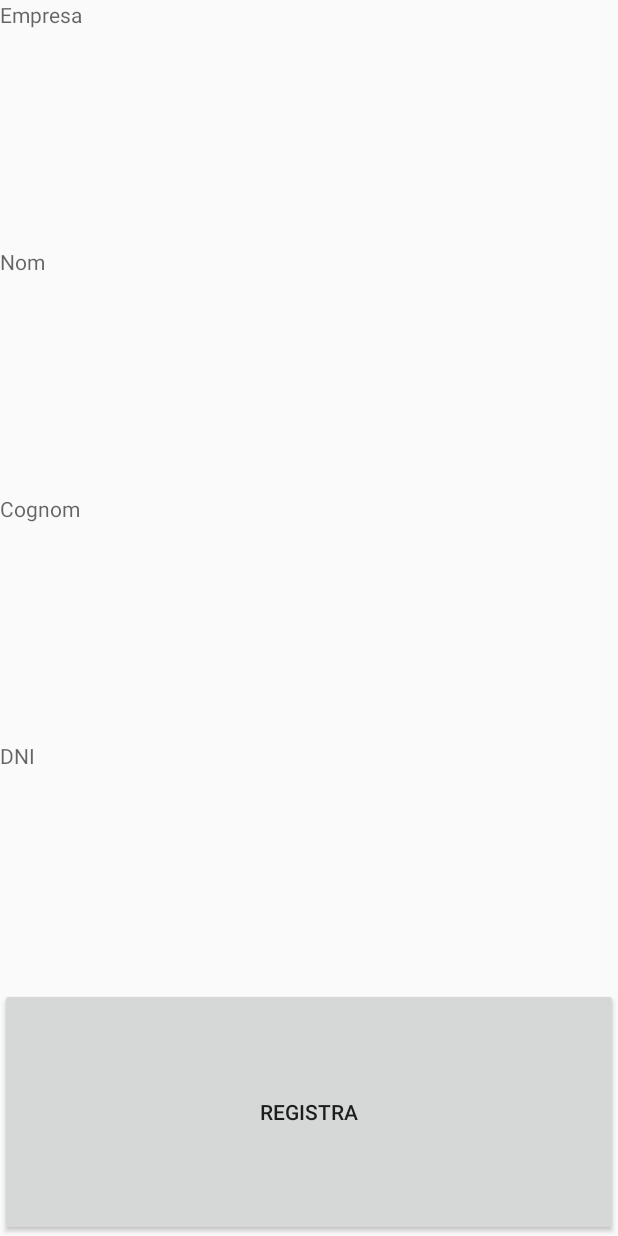
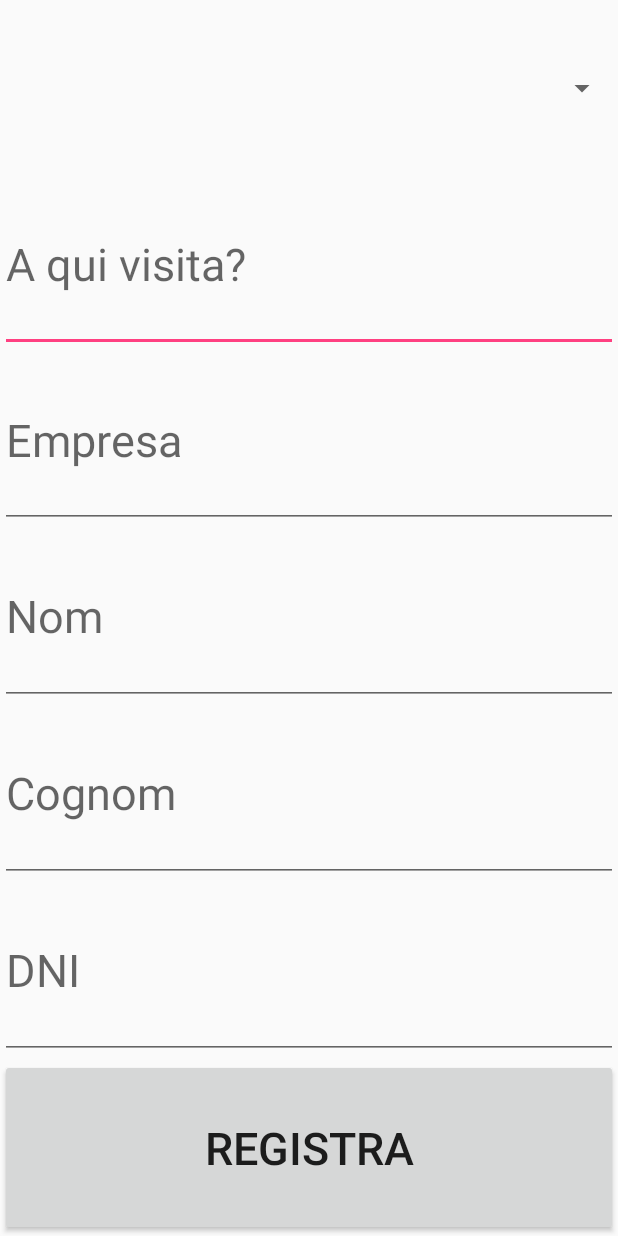
Before and after one commit to ITsistelgroup/Project_RegisterApp, an Android app: the layout activity_main.xml on its own in the app's theme, with its tools: preview values and no code run, on a phone screen of 412 x 824 dp. Run offline under Robolectric (Android 15) with nearby library versions, the phone set to English and light mode, and no system bars.

Commit message:
layout changes

```diff
--- a/app/src/main/res/layout/activity_main.xml
+++ b/app/src/main/res/layout/activity_main.xml
@@ -11,39 +11,70 @@
         android:layout_width="match_parent"
         android:layout_height="match_parent"
         android:orientation="vertical"
-        android:weightSum="5">
+        android:weightSum="7">
 
-        <TextView
+        <Spinner
+            android:id="@+id/CompanyVisited"
+            android:layout_width="match_parent"
+            android:layout_height="0dp"
+            android:layout_gravity="center"
+            android:layout_weight="1" />
+
+        <AutoCompleteTextView
+            android:id="@+id/Visited"
+            android:layout_width="match_parent"
+            android:layout_height="0dp"
+            android:textSize="30sp"
+            android:layout_gravity="center"
+            android:layout_weight="1"
+            android:hint="@string/whosvisiting"
+            android:inputType="text"/>
+
+        <EditText
             android:id="@+id/Company"
             android:layout_width="match_parent"
             android:layout_height="0dp"
+            android:textSize="30sp"
+            android:layout_gravity="center"
             android:layout_weight="1"
-            android:hint="@string/Company" />
+            android:hint="@string/Company"
+            android:inputType="text"/>
 
-        <TextView
+        <EditText
             android:id="@+id/Name"
             android:layout_width="match_parent"
             android:layout_height="0dp"
+            android:textSize="30sp"
+            android:layout_gravity="center"
             android:layout_weight="1"
-            android:hint="@string/Name" />
+            android:hint="@string/Name"
+            android:inputType="text"/>
 
-        <TextView
+        <EditText
             android:id="@+id/Surname"
             android:layout_width="match_parent"
             android:layout_height="0dp"
+            android:textSize="30sp"
+            android:layout_gravity="center"
             android:layout_weight="1"
-            android:hint="@string/Surname" />
-        <TextView
+            android:hint="@string/Surname"
+            android:inputType="text"/>
+        <EditText
             android:id="@+id/DNI"
             android:layout_width="match_parent"
             android:layout_height="0dp"
+            android:textSize="30sp"
+            android:layout_gravity="center"
             android:layout_weight="1"
-            android:hint="@string/dni" />
+            android:hint="@string/dni"
+            android:inputType="text"/>
 
         <Button
             android:id="@+id/btn_check"
             android:layout_width="match_parent"
             android:layout_height="0dp"
+            android:textSize="30sp"
+            android:layout_gravity="center"
             android:layout_weight="1"
             android:text="@string/checkin" />
     </LinearLayout>
--- a/app/src/main/res/values/strings.xml
+++ b/app/src/main/res/values/strings.xml
@@ -5,4 +5,19 @@
     <string name="Surname">Cognom</string>
     <string name="dni">DNI</string>
     <string name="checkin">Registra</string>
+    <string name="whosvisiting">A qui visita?</string>
+    <string-array name="List_CompanyVisited">
+        <item>SistelGroup</item>
+        <item>S.A. Sistel</item>
+        <item>DigiProces S.A.</item>
+        <item>6TL Engineering</item>
+        <item>SmartLift S.L.</item>
+    </string-array>
+
+    <string-array name="List_Visited">
+        <item>Gerard</item>
+        <item>Xavi</item>
+        <item>David</item>
+        <item>Roger</item>
+    </string-array>
 </resources>
```
